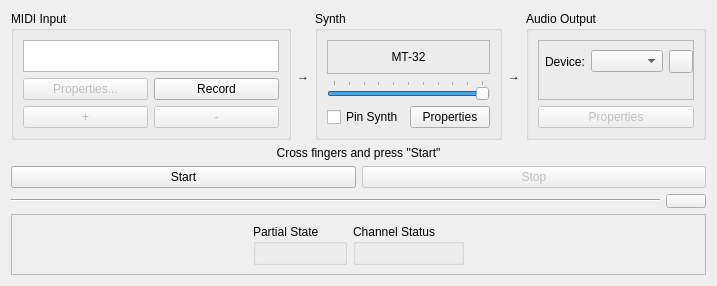
First picture: the form in mt32emu_qt/src/SynthWidget.ui, repository Stino/munt, before the edit.
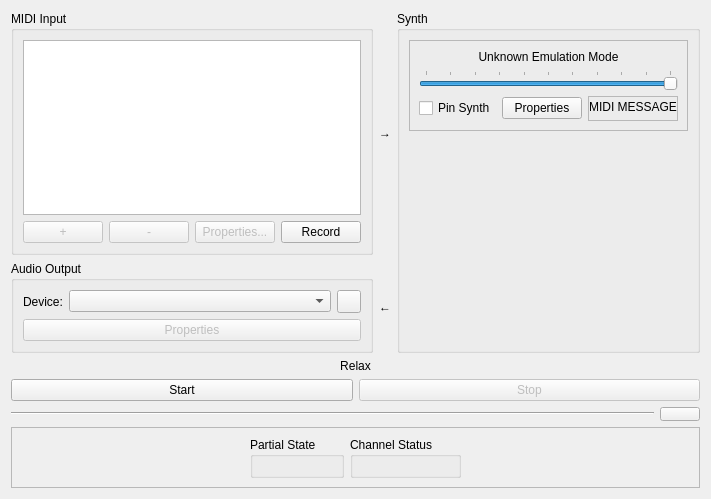
Second picture: the form after the edit. Icons and pictures are not drawn.

Commit message: - Major synth state visualization rework: removed inefficient report handler callbacks, nuked a lot of useless code - UI improvement: it's now more compact still yet functional - Added "MIDI MESSAGE" indicator (though, quite useless when sysexes are loaded without delay) - LCD now displays timbre names in a way as I understand it (just looking Robertmo's video, no ROM DA).

The edit to the form file:
```diff
--- a/mt32emu_qt/src/SynthWidget.ui
+++ b/mt32emu_qt/src/SynthWidget.ui
@@ -6,8 +6,8 @@
    <rect>
     <x>0</x>
     <y>0</y>
-    <width>683</width>
-    <height>280</height>
+    <width>654</width>
+    <height>499</height>
    </rect>
   </property>
   <property name="sizePolicy">
@@ -20,9 +20,12 @@
    <string>Form</string>
   </property>
   <layout class="QVBoxLayout" name="verticalLayout">
+   <property name="sizeConstraint">
+    <enum>QLayout::SetMinimumSize</enum>
+   </property>
    <item>
-    <layout class="QHBoxLayout" name="horizontalLayout_2">
-     <item>
+    <layout class="QGridLayout" name="gridLayout">
+     <item row="1" column="0">
       <widget class="QGroupBox" name="groupBox">
        <property name="title">
         <string>MIDI Input</string>
@@ -30,35 +33,14 @@
        <layout class="QVBoxLayout" name="verticalLayout_2">
         <item>
          <widget class="QListWidget" name="midiList">
-          <property name="sizePolicy">
-           <sizepolicy hsizetype="MinimumExpanding" vsizetype="Ignored">
-            <horstretch>0</horstretch>
-            <verstretch>0</verstretch>
-           </sizepolicy>
+          <property name="minimumSize">
+           <size>
+            <width>0</width>
+            <height>60</height>
+           </size>
           </property>
          </widget>
         </item>
-        <item>
-         <layout class="QHBoxLayout" name="horizontalLayout_8">
-          <item>
-           <widget class="QPushButton" name="midiProperties">
-            <property name="enabled">
-             <bool>false</bool>
-            </property>
-            <property name="text">
-             <string>Properties...</string>
-            </property>
-           </widget>
-          </item>
-          <item>
-           <widget class="QPushButton" name="midiRecord">
-            <property name="text">
-             <string>Record</string>
-            </property>
-           </widget>
-          </item>
-         </layout>
-        </item>
         <item>
          <layout class="QHBoxLayout" name="horizontalLayout_3">
           <item>
@@ -81,19 +63,79 @@
             </property>
            </widget>
           </item>
+          <item>
+           <widget class="QPushButton" name="midiProperties">
+            <property name="enabled">
+             <bool>false</bool>
+            </property>
+            <property name="text">
+             <string>Properties...</string>
+            </property>
+           </widget>
+          </item>
+          <item>
+           <widget class="QPushButton" name="midiRecord">
+            <property name="text">
+             <string>Record</string>
+            </property>
+           </widget>
+          </item>
          </layout>
         </item>
        </layout>
       </widget>
      </item>
+     <item row="2" column="0">
+      <widget class="QGroupBox" name="audioOutputGroupBox">
+       <property name="title">
+        <string>Audio Output</string>
+       </property>
+       <layout class="QVBoxLayout" name="verticalLayout_4">
      <item>
-      <widget class="QLabel" name="label">
+         <layout class="QHBoxLayout" name="horizontalLayout_5">
+          <item>
+           <widget class="QLabel" name="label_5">
+            <property name="sizePolicy">
+             <sizepolicy hsizetype="Fixed" vsizetype="Preferred">
+              <horstretch>0</horstretch>
+              <verstretch>0</verstretch>
+             </sizepolicy>
+            </property>
        <property name="text">
-        <string>→</string>
+             <string>Device:</string>
        </property>
       </widget>
      </item>
      <item>
+           <widget class="QComboBox" name="audioDeviceComboBox"/>
+          </item>
+          <item>
+           <widget class="QToolButton" name="refreshButton">
+            <property name="toolTip">
+             <string>Refresh device list</string>
+            </property>
+            <property name="icon">
+             <iconset resource="images.qrc">
+              <normaloff>:/images/Refresh.gif</normaloff>:/images/Refresh.gif</iconset>
+            </property>
+           </widget>
+          </item>
+         </layout>
+        </item>
+        <item>
+         <widget class="QPushButton" name="audioPropertiesButton">
+          <property name="enabled">
+           <bool>false</bool>
+          </property>
+          <property name="text">
+           <string>Properties</string>
+          </property>
+         </widget>
+        </item>
+       </layout>
+      </widget>
+     </item>
+     <item row="1" column="2" rowspan="2">
       <widget class="QGroupBox" name="groupBox_2">
        <property name="sizePolicy">
         <sizepolicy hsizetype="Minimum" vsizetype="Minimum">
@@ -108,7 +150,7 @@
         <item>
          <widget class="QFrame" name="frame">
           <property name="sizePolicy">
-           <sizepolicy hsizetype="Minimum" vsizetype="Minimum">
+           <sizepolicy hsizetype="Fixed" vsizetype="Fixed">
             <horstretch>0</horstretch>
             <verstretch>0</verstretch>
            </sizepolicy>
@@ -123,14 +165,11 @@
            <item>
             <widget class="QLabel" name="synthEmuModeLabel">
              <property name="text">
-              <string>MT-32</string>
+              <string>Unknown Emulation Mode</string>
              </property>
              <property name="alignment">
               <set>Qt::AlignCenter</set>
              </property>
-            </widget>
-           </item>
-          </layout>
          </widget>
         </item>
         <item>
@@ -180,60 +219,48 @@
             </property>
            </widget>
           </item>
-         </layout>
-        </item>
-       </layout>
-      </widget>
-     </item>
      <item>
-      <widget class="QLabel" name="label_2">
-       <property name="text">
-        <string>→</string>
-       </property>
-      </widget>
-     </item>
-     <item>
-      <widget class="QGroupBox" name="groupBox_3">
-       <property name="title">
-        <string>Audio Output</string>
-       </property>
-       <layout class="QVBoxLayout" name="verticalLayout_4">
-        <item>
-         <widget class="QFrame" name="frame_3">
+              <widget class="QFrame" name="midiMessageFrame">
+               <property name="sizePolicy">
+                <sizepolicy hsizetype="Minimum" vsizetype="Fixed">
+                 <horstretch>0</horstretch>
+                 <verstretch>0</verstretch>
+                </sizepolicy>
+               </property>
           <property name="frameShape">
            <enum>QFrame::StyledPanel</enum>
           </property>
-          <property name="frameShadow">
-           <enum>QFrame::Raised</enum>
-          </property>
-          <layout class="QFormLayout" name="formLayout">
+               <layout class="QVBoxLayout" name="verticalLayout_5">
            <property name="leftMargin">
             <number>0</number>
            </property>
+                <property name="topMargin">
+                 <number>3</number>
+                </property>
            <property name="rightMargin">
             <number>0</number>
            </property>
-           <item row="0" column="1">
-            <layout class="QHBoxLayout" name="horizontalLayout_5">
+                <property name="bottomMargin">
+                 <number>6</number>
+                </property>
              <item>
-              <widget class="QLabel" name="label_5">
+                 <widget class="QLabel" name="label_3">
                <property name="text">
-                <string>Device:</string>
-               </property>
+                   <string>MIDI MESSAGE</string>
+                  </property>
+                  <property name="alignment">
+                   <set>Qt::AlignCenter</set>
+                  </property>
               </widget>
              </item>
              <item>
-              <widget class="QComboBox" name="audioDeviceComboBox"/>
-             </item>
-             <item>
-              <widget class="QToolButton" name="refreshButton">
-               <property name="toolTip">
-                <string>Refresh device list</string>
-               </property>
-               <property name="icon">
-                <iconset resource="images.qrc">
-                 <normaloff>:/images/Refresh.gif</normaloff>:/images/Refresh.gif</iconset>
-               </property>
+                 <layout class="QHBoxLayout" name="midiMessageLayout">
+                  <property name="spacing">
+                   <number>0</number>
+                  </property>
+                 </layout>
+                </item>
+               </layout>
               </widget>
              </item>
             </layout>
@@ -242,16 +269,33 @@
          </widget>
         </item>
         <item>
-         <widget class="QPushButton" name="audioPropertiesButton">
-          <property name="enabled">
-           <bool>false</bool>
+         <spacer name="verticalSpacer">
+          <property name="orientation">
+           <enum>Qt::Vertical</enum>
           </property>
+          <property name="sizeHint" stdset="0">
+           <size>
+            <width>20</width>
+            <height>0</height>
+           </size>
+          </property>
+         </spacer>
+        </item>
+       </layout>
+      </widget>
+     </item>
+     <item row="1" column="1">
+      <widget class="QLabel" name="label">
           <property name="text">
-           <string>Properties</string>
+        <string>→</string>
           </property>
          </widget>
         </item>
-       </layout>
+     <item row="2" column="1">
+      <widget class="QLabel" name="label_2">
+       <property name="text">
+        <string>&lt;html&gt;&lt;head/&gt;&lt;body&gt;&lt;p&gt;&lt;span style=&quot; font-family:'Times New Roman';&quot;&gt;←&lt;/span&gt;&lt;/p&gt;&lt;/body&gt;&lt;/html&gt;</string>
+       </property>
       </widget>
      </item>
     </layout>
@@ -265,7 +309,7 @@
       </sizepolicy>
      </property>
      <property name="text">
-      <string>Cross fingers and press &quot;Start&quot;</string>
+      <string>Relax</string>
      </property>
      <property name="alignment">
       <set>Qt::AlignCenter</set>
@@ -346,7 +390,7 @@
         </property>
         <property name="sizeHint" stdset="0">
          <size>
-          <width>40</width>
+          <width>6</width>
           <height>20</height>
          </size>
         </property>
@@ -387,7 +431,7 @@
         </property>
         <property name="sizeHint" stdset="0">
          <size>
-          <width>40</width>
+          <width>6</width>
           <height>20</height>
          </size>
         </property>
```
Left out of the diff: 6 changed lines with no effect on the pictures. Lines whose indentation alone changed are shown as unchanged. The commit also changes 11 other files.
